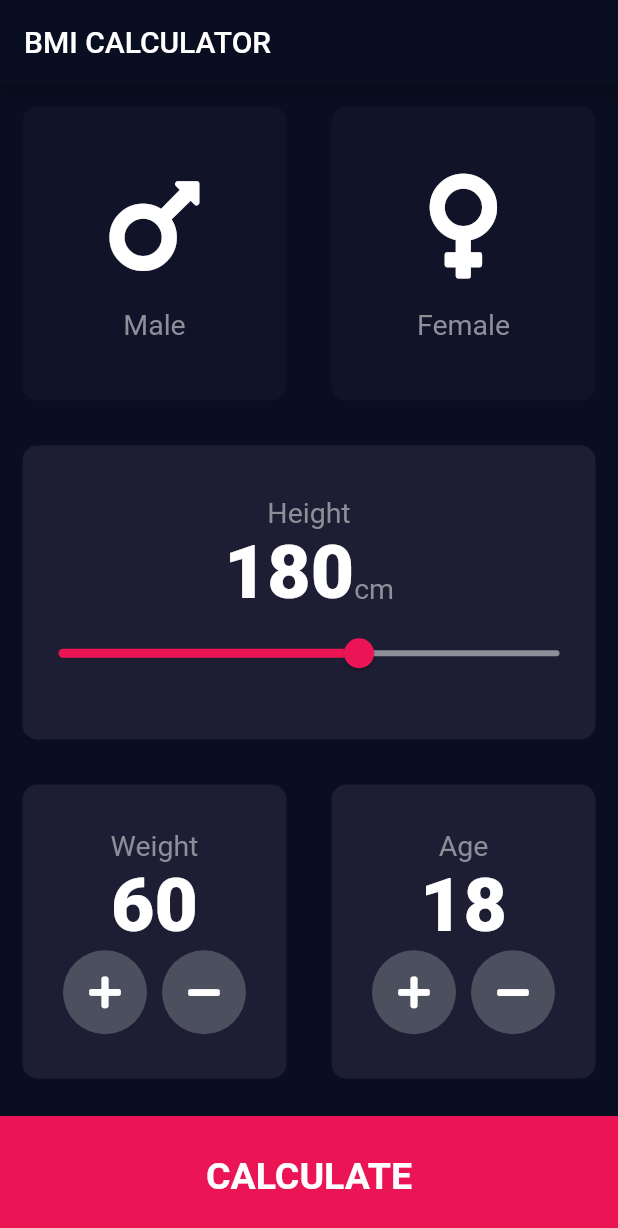
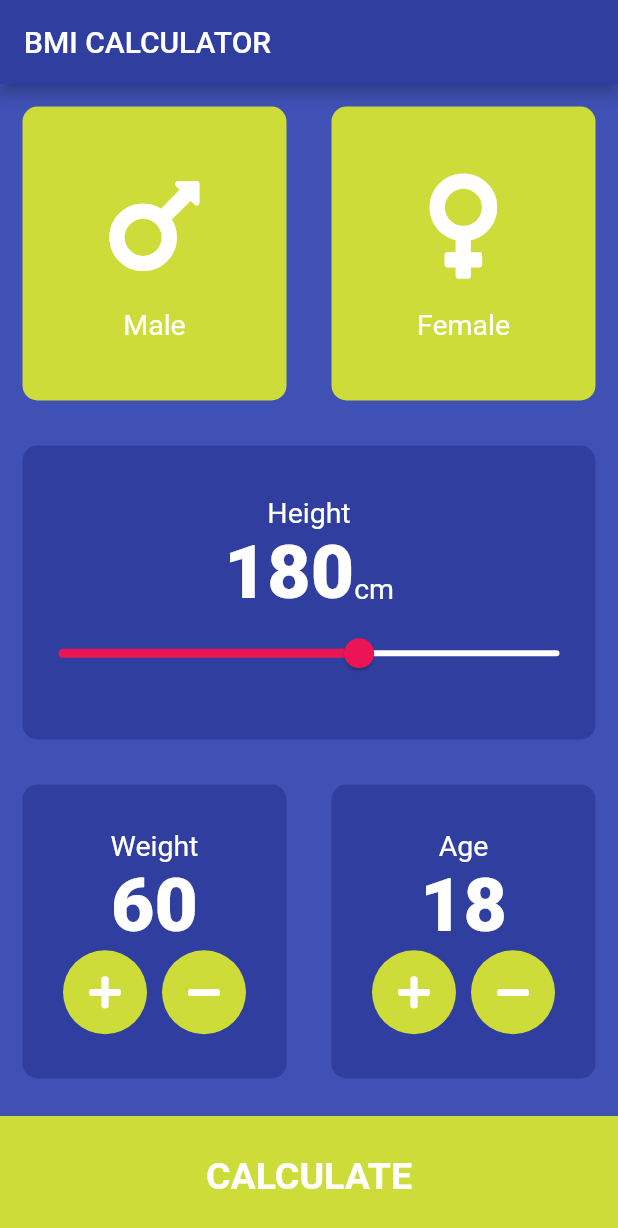
Before and after one commit to sholabash/BMI-Calculator-Flutter, a Flutter app: the screen it shows after launch, on a phone screen of 412 x 824 dp. Shown: the top 1228 px of the screen. Run offline on Flutter 3.47's test engine with Material 2 defaults, Android fonts, the phone set to English and light mode, and no system bars; our stand-ins replace font_awesome_flutter.

Commit message:
updated changes

```diff
--- a/lib/constant.dart
+++ b/lib/constant.dart
@@ -1,13 +1,13 @@
 import 'package:flutter/material.dart';
 
-const kActiveCardColor = Color(0xff1d1e33);
-const kInactiveColor = Color(0xff111328);
-const kBottomContainerColor = Color(0xffeb1555);
+const kActiveCardColor = Color(0xff303F9F);
+const kInactiveColor = Color(0xffCDDC39);
+const kBottomContainerColor = Color(0xffCDDC39);
 const kBottomHeight = 80.0;
 
 const kLabelTextStyle = TextStyle(
     fontSize: 19.0,
-    color: Color(0xff8d8e98)
+    color: Colors.white,
 );
 
 const kLargeButtonTextStyle = TextStyle(
--- a/lib/main.dart
+++ b/lib/main.dart
@@ -8,9 +8,9 @@ class BMICalculator extends StatelessWidget {
     return MaterialApp(
       theme: ThemeData.dark().copyWith(
         appBarTheme: AppBarTheme(
-          color: Color(0xff0a0e21),
+          color: Color(0xff303F9F),
         ),
-        scaffoldBackgroundColor: Color(0xff0a0e21),
+        scaffoldBackgroundColor: Color(0xff3F51B5),
 
      ),
       home: InputPage(),
--- a/lib/screens/input_page.dart
+++ b/lib/screens/input_page.dart
@@ -128,7 +128,7 @@ int age = 18;
                           min: 120.0,
                           max: 220.0,
                           activeColor: Color(0xffeb1555),
-                          inactiveColor: Color(0xff8d8e98),
+                          inactiveColor: Colors.white,
                           onChanged: (double newValue){
                             setState(() {
                               height = newValue.round();
@@ -319,7 +319,7 @@ class RoundIconButton extends StatelessWidget {
         height: 56.0,
       ),
       shape: CircleBorder(),
-      fillColor: Color(0xff4c4f5e),
+      fillColor: Color(0xffCDDC39),
     );
   }
 }
```
